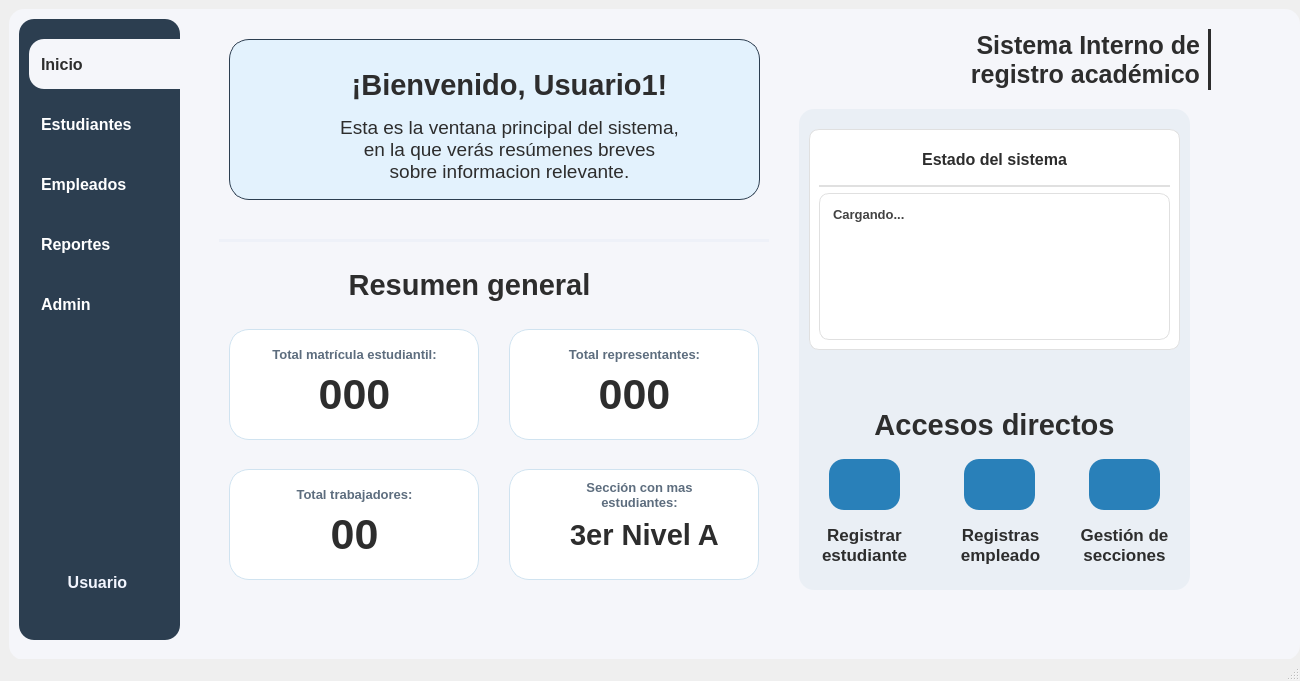
Above: resources/ui/main.ui from Proyecto-Uptjaa/Proyecto_SIRA before the change. Below: the same form after it.
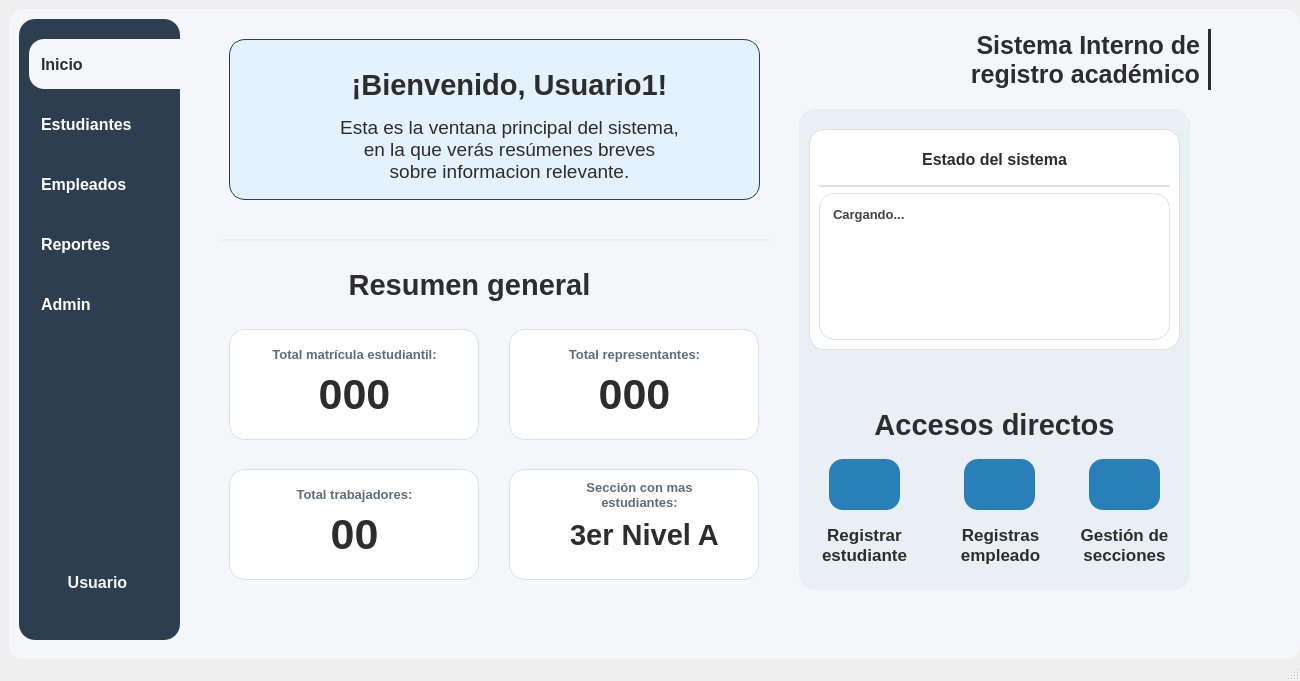
That is the form after the change. The open tabs and pages were chosen to show the change. Icons and pictures are not drawn. Custom widgets are drawn as their Qt base class.

What changed in the file:
```diff
--- a/resources/ui/main.ui
+++ b/resources/ui/main.ui
@@ -90,7 +90,7 @@
      </property>
      <property name="styleSheet">
       <string notr="true">QFrame#menuFrame {
-    border-radius: 15px;
+    border-radius: 16px;
 	background-color: #2c3e50;
 }
 QPushButton {
@@ -1830,7 +1830,7 @@
        </property>
        <property name="styleSheet">
         <string notr="true">QFrame{
-		border-radius: 20px;
+		border-radius: 16px;
 		background-color: #E3F2FD;
 border: 1.2px solid #2C3E50;
 }
@@ -1949,7 +1949,7 @@
         <string notr="true">QFrame{
 	background-color: rgb(234, 239, 245);
 	
-	border-radius: 15px;
+	border-radius: 16px;
 }
 QLabel{
 	color: #333333;
@@ -2010,7 +2010,7 @@
     color: #F3F6FF;
     border: none;
     padding: 8px 6px;
-    border-radius: 15px;
+    border-radius: 14px;
 }
 QPushButton:hover {
 	background-color: #0D47A1;
@@ -2163,7 +2163,7 @@
     color: #F3F6FF;
     border: none;
     padding: 8px 6px;
-    border-radius: 15px;
+    border-radius: 14px;
 }
 QPushButton:hover {
 	background-color: #0D47A1;
@@ -2261,7 +2261,7 @@
     color: #F3F6FF;
     border: none;
     padding: 8px 6px;
-    border-radius: 15px;
+    border-radius: 14px;
 }
 QPushButton:hover {
 	background-color: #0D47A1;
@@ -2293,7 +2293,7 @@
         <property name="styleSheet">
          <string notr="true">QFrame {
     background-color: #ffffff;
-    border-radius: 10px;
+    border-radius: 16px;
     border: 1px solid #e0e0e0;
 }</string>
         </property>
@@ -2403,7 +2403,7 @@
         <string notr="true">QFrame {
     background-color: #FFFFFF;
     border: 1.2px solid #D0E3F0;
-    border-radius: 20px;
+    border-radius: 16px;
 }
 QLabel{
 	border: transparent;
@@ -2579,7 +2579,7 @@
         <string notr="true">QFrame {
     background-color: #FFFFFF;
     border: 1.2px solid #D0E3F0;
-    border-radius: 20px;
+    border-radius: 16px;
 }
 QLabel{
 	border: transparent;
@@ -2701,7 +2701,7 @@
         <string notr="true">QFrame {
     background-color: #FFFFFF;
     border: 1.2px solid #D0E3F0;
-    border-radius: 20px;
+    border-radius: 16px;
 }
 QLabel{
 	border: transparent;
@@ -2823,7 +2823,7 @@
         <string notr="true">QFrame {
     background-color: #FFFFFF;
     border: 1.2px solid #D0E3F0;
-    border-radius: 20px;
+    border-radius: 16px;
 }
 QLabel{
 	border: transparent;
```
Left out of the diff: 38 changed lines with no effect on the pictures.
